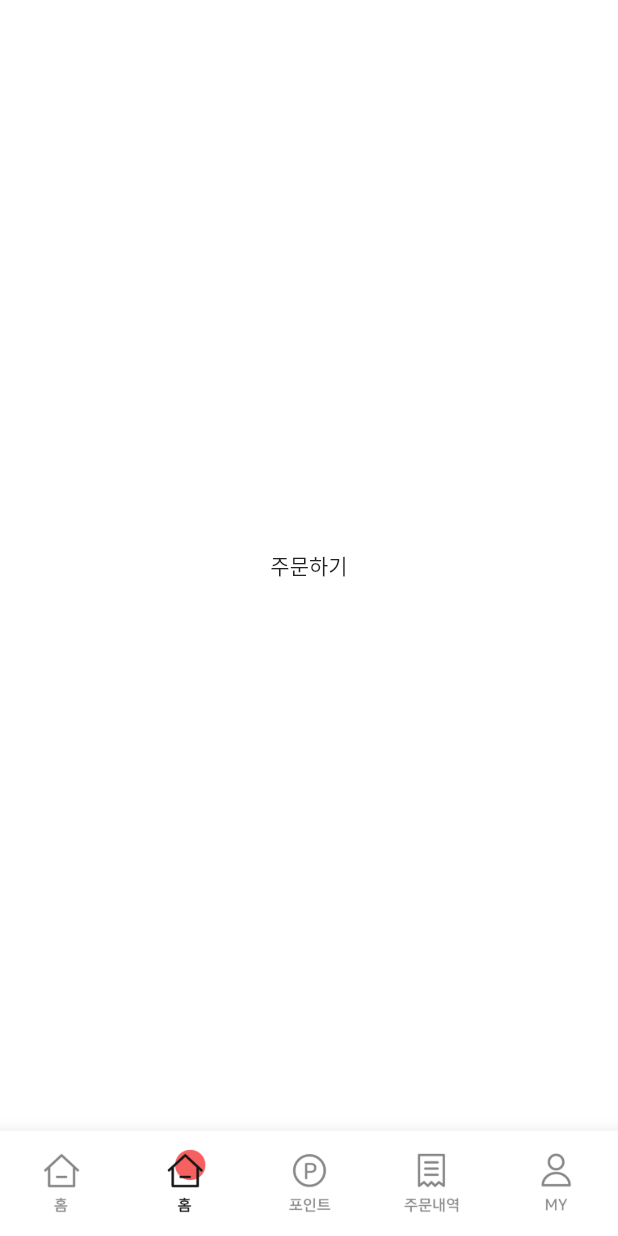
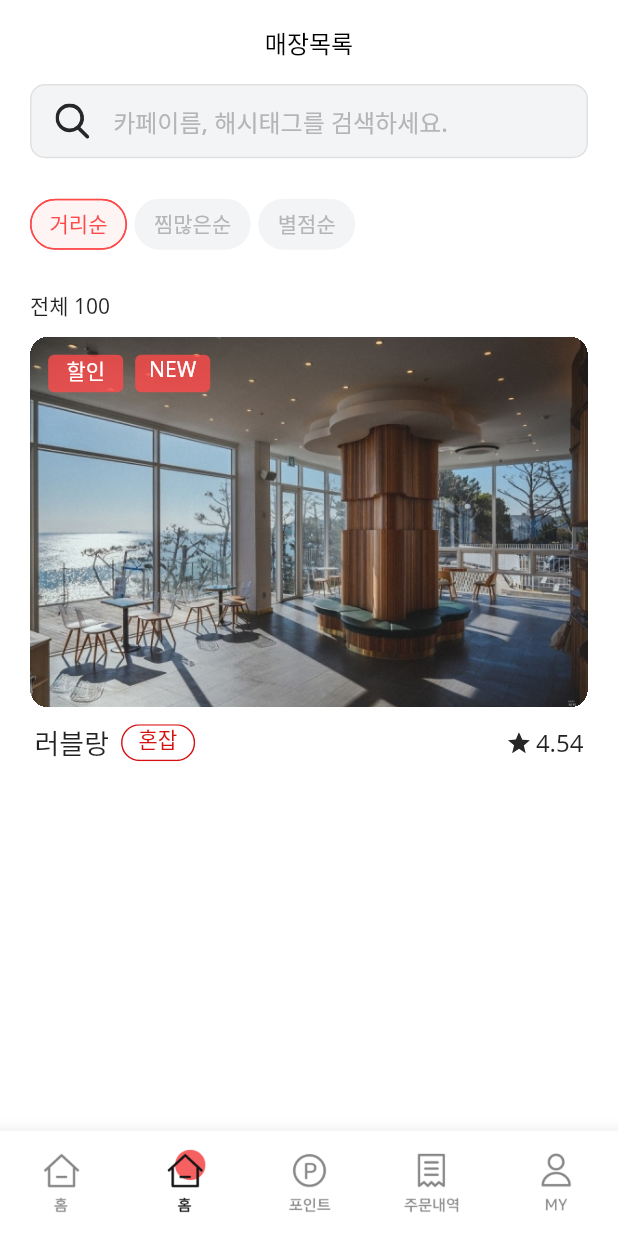
Before and after one commit to NNNsun/MeRe, a Flutter app: the Root screen opened directly, item 2 of the bottom bar chosen, on a phone screen of 412 x 824 dp. Run offline on Flutter 3.47's test engine with Material 2 defaults, Android fonts, the phone set to English and light mode, and no system bars; drawn by our look-alikes of auto_size_text; our stand-ins replace carousel_slider, flutter_svg, shared_preferences; accounts and stored records are empty.

Commit message:
feat: storeList

```diff
--- a/lib/common/const/img_path.dart
+++ b/lib/common/const/img_path.dart
@@ -20,3 +20,9 @@ const point_acti = 'asset/png/icon/root/point_acti.png';
 const point_deacti = 'asset/png/icon/root/point_deacti.png';
 const coupon_icon = 'asset/svg/icon/component/coupon_icon.svg';
 const discount_icon = 'asset/svg/icon/component/discount_icon.svg';
+const list_crowded = 'asset/svg/icon/component/list_crowded.svg';
+const list_free = 'asset/svg/icon/component/list_free.svg';
+const list_normal = 'asset/svg/icon/component/list_normal.svg';
+const search_icon = 'asset/svg/icon/component/search_icon.svg';
+const location_icon = 'asset/svg/icon/component/location_icon.svg';
+const star_icon = 'asset/svg/icon/component/star_icon.svg';
--- a/lib/common/layout/default_layout.dart
+++ b/lib/common/layout/default_layout.dart
@@ -11,6 +11,7 @@ class DefaultLayout extends StatelessWidget {
   final Widget? bottomNavigationBar;
   final Widget? floatingActionButton;
   final bool stateBar;
+  final bool leading;
 
   const DefaultLayout({
     required this.child,
@@ -20,6 +21,7 @@ class DefaultLayout extends StatelessWidget {
     this.floatingActionButton,
     this.stateBar = true,
     Key? key,
+    this.leading = true,
   }) : super(key: key);
 
   @override
@@ -42,12 +44,14 @@ class DefaultLayout extends StatelessWidget {
       return null;
     } else {
       return AppBar(
-        leading: IconButton(
-          icon: SvgPicture.asset(
-            back_btn,
-          ),
-          onPressed: () {},
-        ),
+        leading: leading
+            ? IconButton(
+                icon: SvgPicture.asset(
+                  back_btn,
+                ),
+                onPressed: () {},
+              )
+            : null,
         backgroundColor: Colors.white,
         elevation: 0,
         centerTitle: true,
--- a/lib/main.dart
+++ b/lib/main.dart
@@ -1,6 +1,6 @@
 import 'package:flutter/material.dart';
-import 'package:new_me_re/alarm/view/alarm_screen.dart';
-import 'package:new_me_re/common/view/root.dart';
+
+import 'common/view/root.dart';
 
 void main() {
   runApp(const _App());
@@ -23,8 +23,11 @@ class _App extends StatelessWidget {
       // ),
       //routerConfig: router,
 
-      home: const AlarmScreen(),
-      // const Root(),
+      home: const Root(),
+      // const AlarmScreen(),
+
+      //const OrderScreen()
+
       //SignUpUserInfoScreen(),
       //  SignUpAuthScreen(),
       //LoginScreen(),
--- /dev/null
+++ b/lib/order/component/store_list_card.dart
@@ -0,0 +1,131 @@
+import 'package:auto_size_text/auto_size_text.dart';
+import 'package:flutter/material.dart';
+import 'package:flutter_svg/svg.dart';
+import 'package:new_me_re/common/const/color.dart';
+import 'package:new_me_re/common/const/img_path.dart';
+
+class StoreListCard extends StatelessWidget {
+  // final String id;
+  // final String title;
+  // final String congestion;
+  // final String rating;
+  // final bool isSale;
+  // final bool isNew;
+  const StoreListCard({
+    Key? key,
+    // required this.id,
+    // required this.title,
+    // required this.congestion,
+    // required this.rating,
+    // required this.isSale,
+    // required this.isNew,
+  }) : super(key: key);
+
+  @override
+  Widget build(BuildContext context) {
+    return SizedBox(
+      height: MediaQuery.of(context).size.height * 0.40,
+      child: Column(
+        children: [
+          Stack(
+            children: [
+              Container(
+                clipBehavior: Clip.hardEdge,
+                decoration: BoxDecoration(
+                  borderRadius: BorderRadius.circular(12),
+                ),
+                height: MediaQuery.of(context).size.height * 0.3,
+                child: Image.asset(
+                    'asset/temp/home_img/cafe_data_img/cafe_main/cafe11.jpg',
+                    fit: BoxFit.cover),
+              ),
+              Positioned(
+                top: 12,
+                left: 12,
+                child: Row(
+                  children: [
+                    Padding(
+                      padding: const EdgeInsets.only(right: 8.0),
+                      child: Container(
+                        decoration: BoxDecoration(
+                          borderRadius: BorderRadius.circular(4),
+                          color: PRIMARY_COLOR.withOpacity(0.8),
+                        ),
+                        height: 25,
+                        width: 50,
+                        child: const Text(
+                          '할인',
+                          textAlign: TextAlign.center,
+                          style: TextStyle(color: Colors.white),
+                        ),
+                      ),
+                    ),
+                    Padding(
+                      padding: const EdgeInsets.only(right: 8.0),
+                      child: Container(
+                        decoration: BoxDecoration(
+                          borderRadius: BorderRadius.circular(4),
+                          color: PRIMARY_COLOR.withOpacity(0.8),
+                        ),
+                        height: 25,
+                        width: 50,
+                        child: const Text(
+                          'NEW',
+                          textAlign: TextAlign.center,
+                          style: TextStyle(color: Colors.white),
+                        ),
+                      ),
+                    ),
+                  ],
+                ),
+              ),
+            ],
+          ),
+          const SizedBox(
+            height: 10,
+          ),
+          Row(
+            mainAxisAlignment: MainAxisAlignment.spaceBetween,
+            children: [
+              Row(
+                children: [
+                  const Padding(
+                    padding: EdgeInsets.only(left: 3),
+                    child: AutoSizeText(
+                      maxLines: 1,
+                      maxFontSize: 18,
+                      '러블랑',
+                      style: TextStyle(
+                        fontSize: 18,
+                        fontWeight: FontWeight.w500,
+                      ),
+                    ),
+                  ),
+                  Padding(
+                    padding: const EdgeInsets.symmetric(horizontal: 8),
+                    child: SvgPicture.asset(
+                      list_crowded,
+                      height: MediaQuery.of(context).size.height * 0.03,
+                    ),
+                  )
+                ],
+              ),
+              Row(
+                children: [
+                  SvgPicture.asset(star_icon, height: 14),
+                  const Padding(
+                    padding: EdgeInsets.only(left: 4, right: 3),
+                    child: Text(
+                      '4.54',
+                      style: TextStyle(fontSize: 16),
+                    ),
+                  )
+                ],
+              ),
+            ],
+          ),
+        ],
+      ),
+    );
+  }
+}
--- /dev/null
+++ b/lib/order/model/store_list_model.dart
@@ -0,0 +1,17 @@
+class StoreListModel {
+  String id;
+  String title;
+  String congestion;
+  String rating;
+  bool isSale;
+  bool isNew;
+
+  StoreListModel({
+    required this.id,
+    required this.title,
+    required this.congestion,
+    required this.rating,
+    required this.isSale,
+    required this.isNew,
+  });
+}
--- a/lib/order/view/order_screen.dart
+++ b/lib/order/view/order_screen.dart
@@ -1,11 +1,127 @@
+import 'package:auto_size_text/auto_size_text.dart';
 import 'package:flutter/material.dart';
+import 'package:flutter_svg/flutter_svg.dart';
+import 'package:new_me_re/common/const/color.dart';
+import 'package:new_me_re/common/const/img_path.dart';
 import 'package:new_me_re/common/layout/default_layout.dart';
+import 'package:new_me_re/order/component/store_list_card.dart';
 
-class OrderScreen extends StatelessWidget {
+class OrderScreen extends StatefulWidget {
   const OrderScreen({super.key});
 
   @override
+  State<OrderScreen> createState() => _OrderScreenState();
+}
+
+class _OrderScreenState extends State<OrderScreen> {
+  bool click = true;
+  int _value = 0;
+  int total = 100;
+  @override
   Widget build(BuildContext context) {
-    return const DefaultLayout(child: Center(child: Text('주문하기')));
+    return DefaultLayout(
+      leading: false,
+      title: '매장목록',
+      child: Padding(
+        padding: const EdgeInsets.symmetric(horizontal: 20),
+        child: Column(
+          crossAxisAlignment: CrossAxisAlignment.start,
+          children: [
+            const SearchBar(),
+            Padding(
+              padding: const EdgeInsets.symmetric(vertical: 20),
+              child: Row(
+                children: [
+                  makeChip(),
+                ],
+              ),
+            ),
+            Padding(
+              padding: const EdgeInsets.only(bottom: 10),
+              child: Text('전체 $total'),
+            ),
+            const StoreListCard()
+          ],
+        ),
+      ),
+    );
+  }
+
+  Wrap makeChip() {
+    String title = '';
+    return Wrap(
+      spacing: 5.0,
+      children: List<Widget>.generate(
+        3,
+        (int index) {
+          if (index == 0) {
+            title = '거리순';
+          } else if (index == 1) {
+            title = '찜많은순';
+          } else if (index == 2) {
+            title = '별점순';
+          }
+          return ChoiceChip(
+            selectedColor: const Color.fromARGB(255, 255, 244, 244),
+            shape: StadiumBorder(
+                side: BorderSide(
+                    color:
+                        _value == index ? PRIMARY_COLOR : Colors.transparent)),
+            backgroundColor: INPUT_BG_COLOR,
+            label: Text(
+              title,
+              style: TextStyle(
+                color: _value == index ? PRIMARY_COLOR : INPUT_HINT_COLOR,
+                fontWeight: FontWeight.w500,
+              ),
+            ),
+            selected: _value == index,
+            onSelected: (bool selected) {
+              setState(() {
+                _value = (selected ? index : index);
+              });
+            },
+          );
+        },
+      ).toList(),
+    );
   }
 }
+
+class SearchBar extends StatelessWidget {
+  const SearchBar({
+    Key? key,
+  }) : super(key: key);
+
+  @override
+  Widget build(BuildContext context) {
+    return GestureDetector(
+      onTap: () {
+        print("검색바 click!");
+      },
+      child: Container(
+        decoration: BoxDecoration(
+            color: INPUT_BG_COLOR,
+            borderRadius: BorderRadius.circular(10),
+            border: Border.all(color: Colors.grey.shade300)),
+        height: MediaQuery.of(context).size.height * 0.06,
+        child: Row(
+          children: [
+            Padding(
+              padding: const EdgeInsets.symmetric(horizontal: 16),
+              child: SvgPicture.asset(search_icon),
+            ),
+            const AutoSizeText(
+              '카페이름, 해시태그를 검색하세요.',
+              style: TextStyle(
+                fontWeight: FontWeight.w500,
+                color: INPUT_HINT_COLOR,
+                fontSize: 16,
+              ),
+            )
+          ],
+        ),
+      ),
+    );
+  }
+}
```
Also changed, not shown: asset/svg/icon/component/list_crowded.svg (added), asset/svg/icon/component/list_free.svg (added), asset/svg/icon/component/list_normal.svg (added), asset/temp/home_img/cafe_data_img/cafe_main/cafe11.jpg (added), 2 other files.
